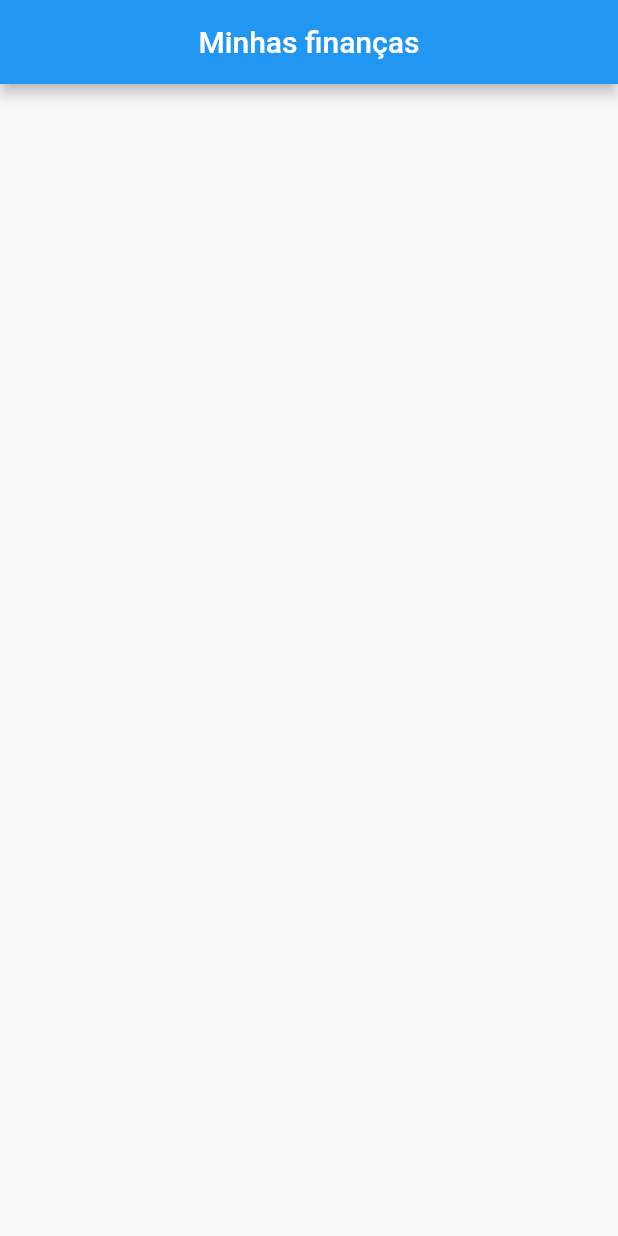
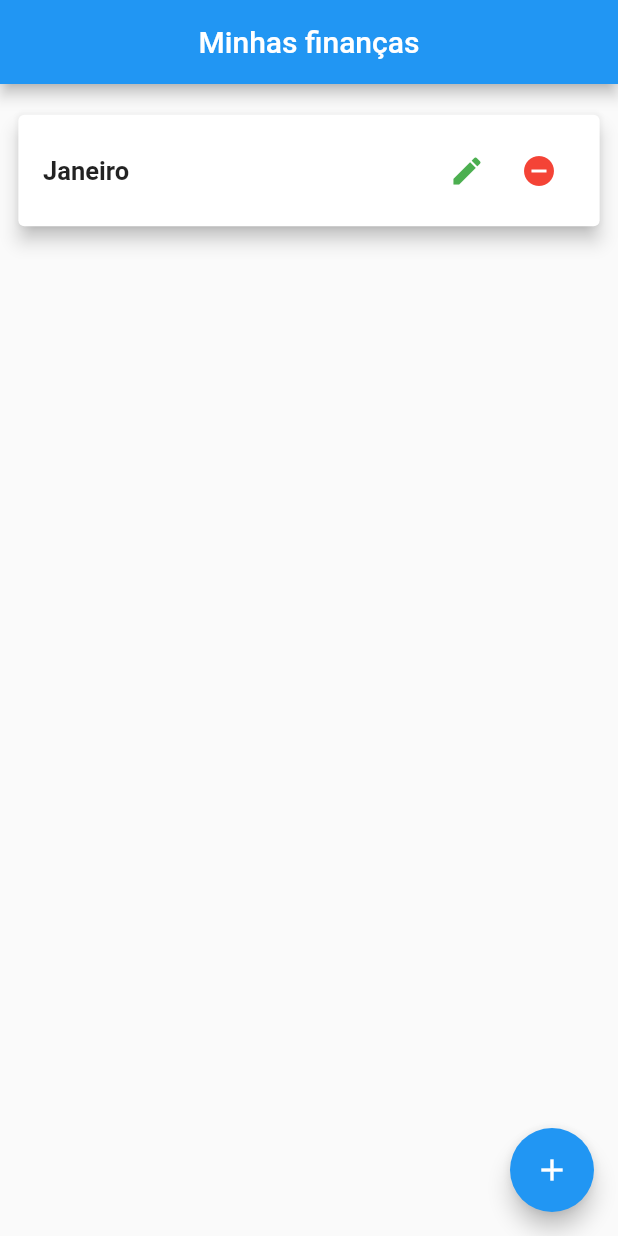
Before and after one commit to MateusHBR/myFinances, a Flutter app: the screen it shows after launch, on a phone screen of 412 x 824 dp. Run offline on Flutter 3.47's test engine with Material 2 defaults, Android fonts, the phone set to English and light mode, and no system bars.

Commit message:
criando tela principal, porem estatica.

```diff
--- a/lib/pages/home_page.dart
+++ b/lib/pages/home_page.dart
@@ -1,14 +1,90 @@
+import 'package:despesas_app/pages/mes_financas_page.dart';
 import 'package:flutter/material.dart';
 
 class HomePage extends StatelessWidget {
   @override
   Widget build(BuildContext context) {
+    var size = MediaQuery.of(context).size;
     return Scaffold(
       appBar: AppBar(
         title: Text("Minhas finanças"),
         centerTitle: true,
       ),
-      body: Container(),
+      body: Container(
+        padding: EdgeInsets.only(
+          top: size.height * 0.02,
+          bottom: size.height * 0.01,
+          left: size.height * 0.01,
+          right: size.height * 0.01,
+        ),
+        child: InkWell(
+          onTap: () {
+            Navigator.push(
+              context,
+              MaterialPageRoute(
+                builder: (context) => MesFinancasPage(),
+              ),
+            );
+          },
+          child: Container(
+            width: size.width,
+            height: size.height * 0.10,
+            child: Card(
+              elevation: 5,
+              child: Container(
+                padding: EdgeInsets.symmetric(horizontal: size.height * 0.02),
+                child: Row(
+                  mainAxisAlignment: MainAxisAlignment.spaceBetween,
+                  children: <Widget>[
+                    Text(
+                      "Janeiro",
+                      overflow: TextOverflow.ellipsis,
+                      style: TextStyle(
+                        fontSize: 17,
+                        fontWeight: FontWeight.bold,
+                      ),
+                    ),
+                    Container(
+                      child: Row(
+                        children: <Widget>[
+                          IconButton(
+                            icon: Icon(
+                              Icons.edit,
+                              color: Colors.green,
+                            ),
+                            onPressed: () {},
+                          ),
+                          IconButton(
+                            icon: Icon(
+                              Icons.remove_circle,
+                              color: Colors.red,
+                            ),
+                            onPressed: () {},
+                          ),
+                        ],
+                      ),
+                    )
+                  ],
+                ),
+              ),
+            ),
+          ),
+        ),
+        // child: ListView.builder(
+        //   itemCount: 1,
+        //   itemBuilder: (context, index) {
+        //     Container(
+        //       width: size.width,
+        //       height: size.height * 0.2,
+        //       child: Card(),
+        //     );
+        //   },
+        // ),
+      ),
+      floatingActionButton: FloatingActionButton(
+        onPressed: () {},
+        child: Icon(Icons.add),
+      ),
     );
   }
 }
```
Also changed, not shown: 1 other file.
